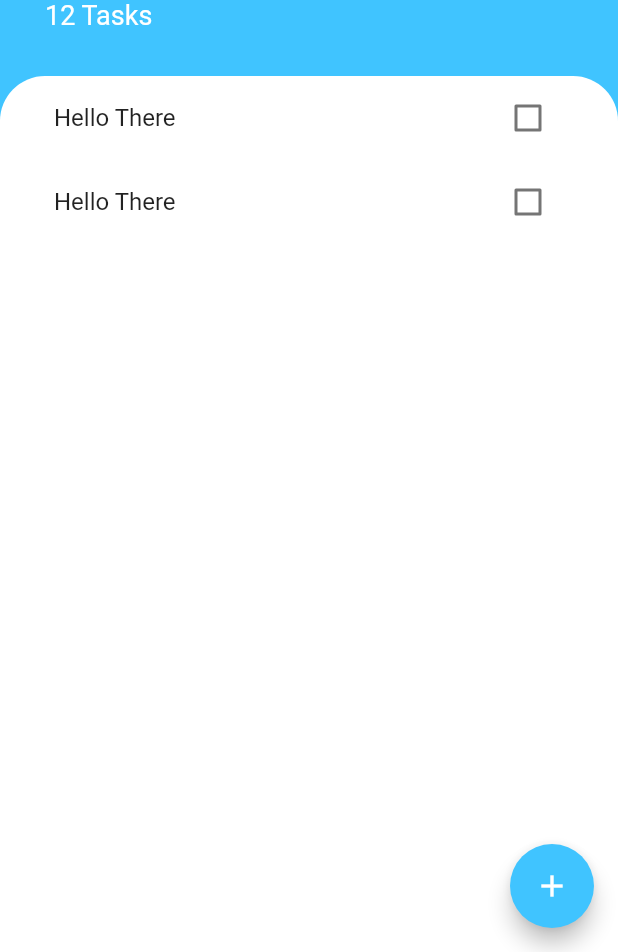
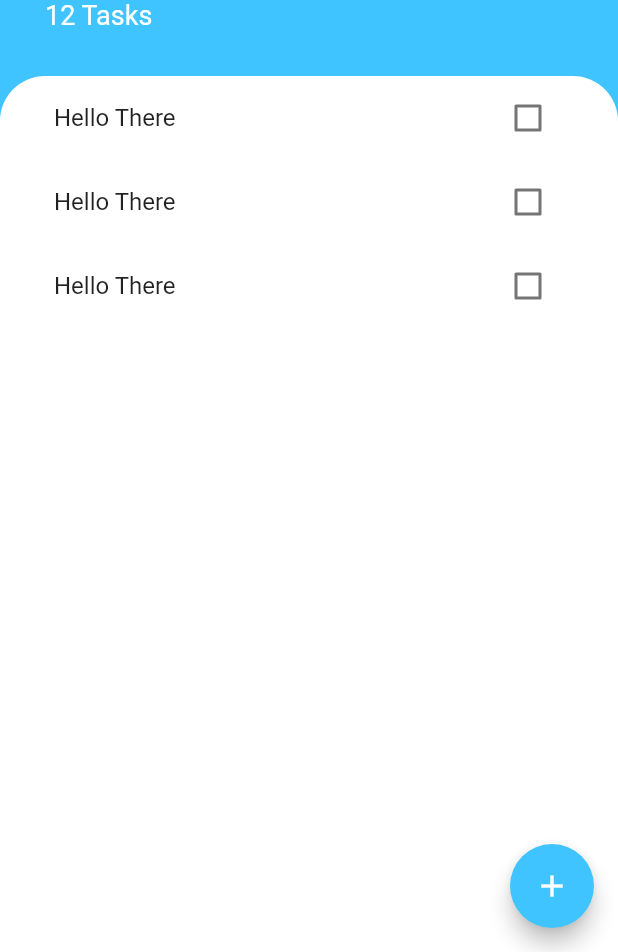
Before and after one commit to sgmagar/todoey, a Flutter app: the screen it shows after launch, on a phone screen of 412 x 824 dp, the part 284-1236 px from its top. Run offline on Flutter 3.47's test engine with Material 2 defaults, Android fonts, the phone set to English and light mode, and no system bars.

Commit message:
refactor tasks screen with components

```diff
--- /dev/null
+++ b/lib/components/task_tile.dart
@@ -0,0 +1,18 @@
+import 'package:flutter/material.dart';
+
+class TaskTile extends StatelessWidget {
+  const TaskTile({
+    Key key,
+  }) : super(key: key);
+
+  @override
+  Widget build(BuildContext context) {
+    return ListTile(
+      title: Text("Hello There"),
+      trailing: Checkbox(
+        value: false,
+        onChanged: (value) {},
+      ),
+    );
+  }
+}
--- /dev/null
+++ b/lib/components/tasks_list.dart
@@ -0,0 +1,15 @@
+import 'package:flutter/material.dart';
+import 'task_tile.dart';
+
+class TasksList extends StatelessWidget {
+  @override
+  Widget build(BuildContext context) {
+    return ListView(
+      children: <Widget>[
+        TaskTile(),
+        TaskTile(),
+        TaskTile(),
+      ],
+    );
+  }
+}
--- a/lib/screens/tasks_screen.dart
+++ b/lib/screens/tasks_screen.dart
@@ -1,4 +1,5 @@
 import 'package:flutter/material.dart';
+import 'package:todoey/components/tasks_list.dart';
 
 class TasksScreen extends StatelessWidget {
   @override
@@ -6,7 +7,9 @@ class TasksScreen extends StatelessWidget {
     return Scaffold(
       backgroundColor: Colors.lightBlueAccent,
       floatingActionButton: FloatingActionButton(
-        onPressed: () {},
+        onPressed: () {
+          // show Input field to add task
+        },
         backgroundColor: Colors.lightBlueAccent,
         child: Icon(Icons.add),
       ),
@@ -58,24 +61,7 @@ class TasksScreen extends StatelessWidget {
                   topRight: Radius.circular(30.0),
                 ),
               ),
-              child: ListView(
-                children: <Widget>[
-                  ListTile(
-                    title: Text("Hello There"),
-                    trailing: Checkbox(
-                      value: false,
-                      onChanged: (value) {},
-                    ),
-                  ),
-                  ListTile(
-                    title: Text("Hello There"),
-                    trailing: Checkbox(
-                      value: false,
-                      onChanged: (value) {},
-                    ),
-                  )
-                ],
-              ),
+              child: TasksList(),
             ),
           )
         ],
```
